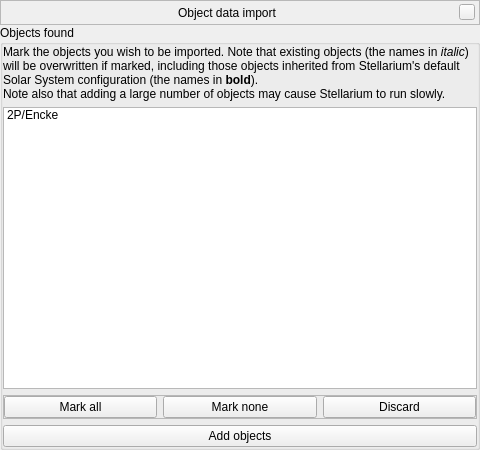
Above: plugins/CometsAsteroidsImporter/src/gui/importWindow.ui from 519984307/stellarium_src before the change. Below: the same form after it.
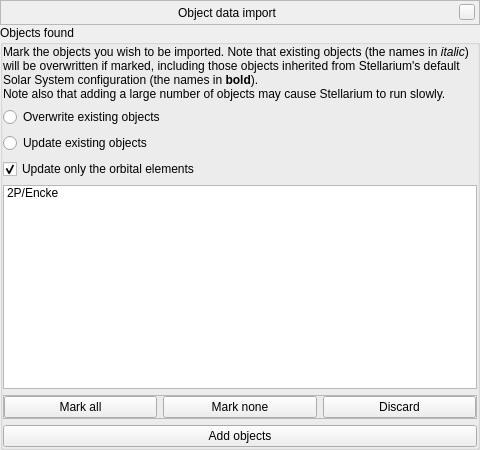
That is the form after the change. The open tabs and pages were chosen to show the change. Icons and pictures are not drawn. Custom widgets are drawn as their Qt base class.

Diff of the .ui file:
```diff
--- a/plugins/CometsAsteroidsImporter/src/gui/importWindow.ui
+++ b/plugins/CometsAsteroidsImporter/src/gui/importWindow.ui
@@ -490,6 +490,30 @@
             </property>
            </widget>
           </item>
+          <item>
+           <widget class="QRadioButton" name="radioButtonOverwrite">
+            <property name="text">
+             <string>Overwrite existing objects</string>
+            </property>
+           </widget>
+          </item>
+          <item>
+           <widget class="QRadioButton" name="radioButtonUpdate">
+            <property name="text">
+             <string>Update existing objects</string>
+            </property>
+           </widget>
+          </item>
+          <item>
+           <widget class="QCheckBox" name="checkBoxOnlyOrbitalElements">
+            <property name="text">
+             <string>Update only the orbital elements</string>
+            </property>
+            <property name="checked">
+             <bool>true</bool>
+            </property>
+           </widget>
+          </item>
           <item>
            <widget class="QListWidget" name="listWidgetObjects">
             <property name="selectionMode">
```
Left out of the diff: 19 changed lines with no effect on the pictures.
